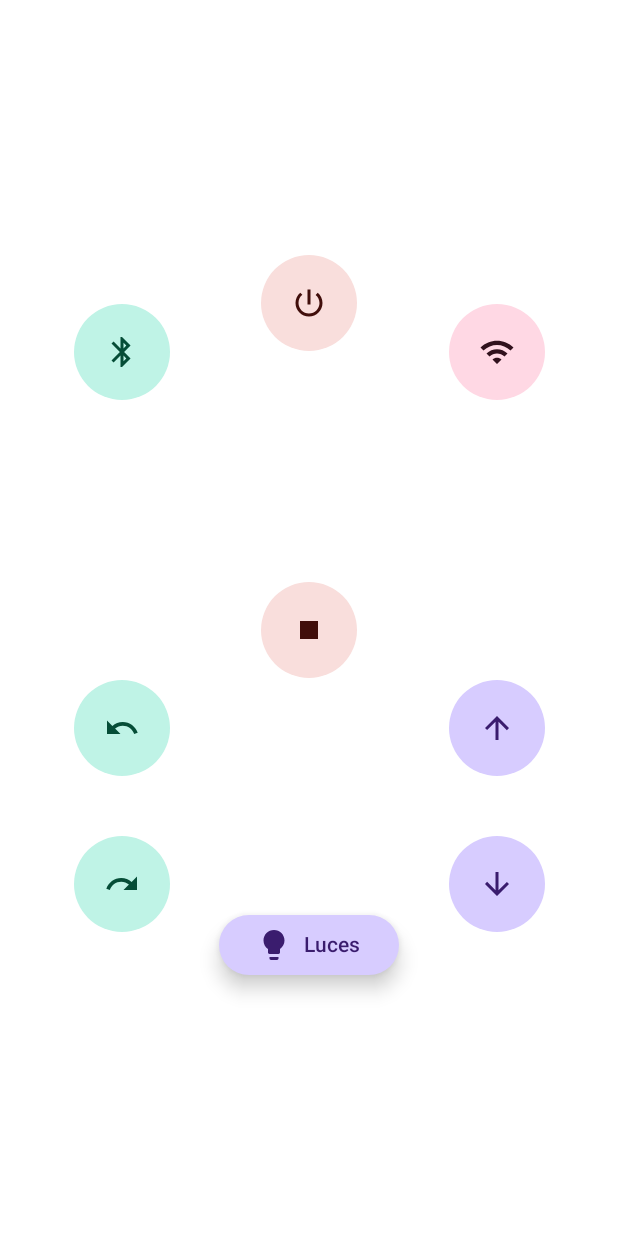
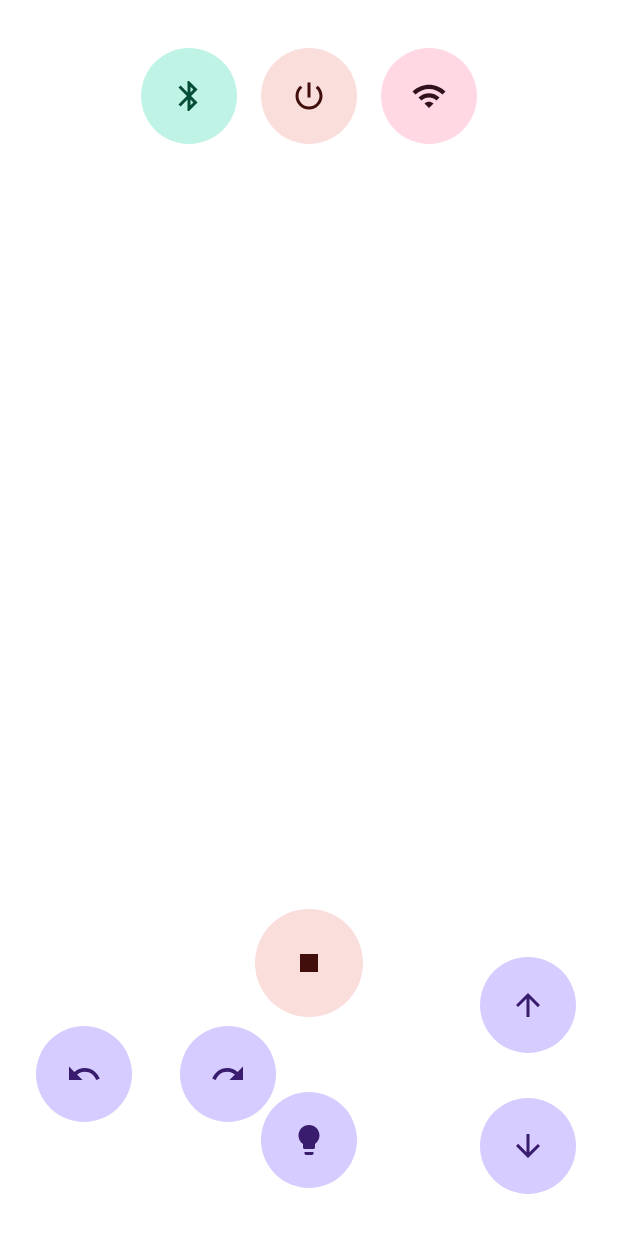
Before and after one commit to Ismael-droid-01/control_remoto, an Android app built with Jetpack Compose: the @Preview function RemoteControlUIPreview, on a phone screen of 412 x 824 dp. Shown: the top 1233 px of the screen. Run offline under Robolectric (Android 15) with nearby library versions, the phone set to English and light mode, and no system bars.

Commit message:
Rediseno del control especificamente para orientacion horizontal

```diff
--- a/app/src/main/AndroidManifest.xml
+++ b/app/src/main/AndroidManifest.xml
@@ -27,7 +27,9 @@
         <activity
             android:name=".MainActivity"
             android:exported="true"
-            android:theme="@style/Theme.Control_remoto">
+            android:theme="@style/Theme.Control_remoto"
+            android:screenOrientation="landscape"
+            android:configChanges="orientation|screenSize">
             <intent-filter>
                 <action android:name="android.intent.action.MAIN" />
 
--- a/app/src/main/java/com/example/control_remoto/ui/RemoteControlUI.kt
+++ b/app/src/main/java/com/example/control_remoto/ui/RemoteControlUI.kt
@@ -1,12 +1,11 @@
 package com.example.control_remoto.ui
 
 import com.example.control_remoto.MainActivity
+import android.widget.Toast
 import androidx.compose.foundation.background
 import androidx.compose.foundation.layout.*
 import androidx.compose.foundation.shape.CircleShape
 import androidx.compose.material.icons.Icons
-import androidx.compose.material.icons.automirrored.filled.KeyboardArrowLeft
-import androidx.compose.material.icons.automirrored.filled.KeyboardArrowRight
 import androidx.compose.material.icons.filled.*
 import androidx.compose.material3.*
 import androidx.compose.runtime.Composable
@@ -19,26 +18,19 @@ import androidx.compose.ui.unit.dp
 fun RemoteControlUI(modifier: Modifier = Modifier) {
     val context = LocalContext.current
     val bleServer = (context as? MainActivity)?.bleServer
-    val buttonElevation = ButtonDefaults.buttonElevation(defaultElevation = 8.dp)
 
     fun showMessage(message: String) {
-        android.widget.Toast.makeText(
-            context,
-            "Acción: $message",
-            android.widget.Toast.LENGTH_SHORT
-        ).show()
+        Toast.makeText(context, "Acción: $message", Toast.LENGTH_SHORT).show()
     }
 
+    Box(modifier = modifier.fillMaxSize().padding(16.dp).padding(WindowInsets.navigationBars.asPaddingValues())) {
+
+        // 🔼 Top Row
         Row(
-        modifier = modifier.fillMaxSize().padding(16.dp),
-        horizontalArrangement = Arrangement.SpaceEvenly,
-        verticalAlignment = Alignment.CenterVertically
-    ) {
-        // Columna izquierda (Bluetooth, GiroIzq/GiroDer)
-        Column(
-            horizontalAlignment = Alignment.CenterHorizontally,
-            verticalArrangement = Arrangement.SpaceEvenly,
-            modifier = Modifier.fillMaxHeight()
+            modifier = Modifier
+                .align(Alignment.TopCenter)
+                .padding(16.dp),
+            horizontalArrangement = Arrangement.spacedBy(16.dp)
         ) {
             IconButton(
                 onClick = {
@@ -50,37 +42,6 @@ fun RemoteControlUI(modifier: Modifier = Modifier) {
                 Icon(Icons.Filled.Bluetooth, contentDescription = "Bluetooth", tint = MaterialTheme.colorScheme.onSecondaryContainer)
             }
 
-            Column(
-                verticalArrangement = Arrangement.spacedBy(40.dp),
-                horizontalAlignment = Alignment.CenterHorizontally
-            ) {
-                IconButton(
-                    onClick = {
-                        showMessage("GiroIzq")
-                        bleServer?.sendText("GiroIzq")
-                    },
-                    modifier = Modifier.background(MaterialTheme.colorScheme.secondaryContainer, CircleShape).size(64.dp)
-                ) {
-                    Icon(Icons.Filled.Undo, contentDescription = "GiroIzq", tint = MaterialTheme.colorScheme.onSecondaryContainer)
-                }
-                IconButton(
-                    onClick = {
-                        showMessage("GiroDer")
-                        bleServer?.sendText("GiroDer")
-                    },
-                    modifier = Modifier.background(MaterialTheme.colorScheme.secondaryContainer, CircleShape).size(64.dp)
-                ) {
-                    Icon(Icons.Filled.Redo, contentDescription = "GiroDer", tint = MaterialTheme.colorScheme.onSecondaryContainer)
-                }
-            }
-        }
-
-        // Columna centro (Power, Stop, Luces)
-        Column(
-            horizontalAlignment = Alignment.CenterHorizontally,
-            verticalArrangement = Arrangement.SpaceEvenly,
-            modifier = Modifier.fillMaxHeight()
-        ) {
             IconButton(
                 onClick = {
                     showMessage("Power")
@@ -93,39 +54,6 @@ fun RemoteControlUI(modifier: Modifier = Modifier) {
 
             IconButton(
                 onClick = {
-                    showMessage("Stop")
-                    bleServer?.sendText("Stop")
-                },
-                modifier = Modifier.background(MaterialTheme.colorScheme.errorContainer, CircleShape).size(64.dp)
-            ) {
-                Icon(Icons.Filled.Stop, contentDescription = "Stop", tint = MaterialTheme.colorScheme.onErrorContainer)
-            }
-
-            FilledTonalButton(
-                onClick = {
-                    showMessage("Luces")
-                    bleServer?.sendText("Luces")
-                },
-                colors = ButtonDefaults.filledTonalButtonColors(
-                    containerColor = MaterialTheme.colorScheme.primaryContainer,
-                    contentColor = MaterialTheme.colorScheme.onPrimaryContainer
-                ),
-                elevation = buttonElevation,
-                modifier = Modifier.width(120.dp)
-            ) {
-                Icon(Icons.Filled.Lightbulb, contentDescription = "Luces", modifier = Modifier.padding(end = 8.dp))
-                Text("Luces")
-            }
-        }
-
-        // Columna derecha (WiFi, Arriba/Abajo)
-        Column(
-            horizontalAlignment = Alignment.CenterHorizontally,
-            verticalArrangement = Arrangement.SpaceEvenly,
-            modifier = Modifier.fillMaxHeight()
-        ) {
-            IconButton(
-                onClick = {
                     showMessage("WiFi")
                     bleServer?.sendText("WiFi")
                 },
@@ -133,9 +61,42 @@ fun RemoteControlUI(modifier: Modifier = Modifier) {
             ) {
                 Icon(Icons.Filled.Wifi, contentDescription = "WiFi", tint = MaterialTheme.colorScheme.onTertiaryContainer)
             }
+        }
 
+        // ⬅️➡️ Giro Izq y Der
+        Row(
+            modifier = Modifier
+                .align(Alignment.BottomStart)
+                .padding(start = 8.dp, bottom = 60.dp),
+            horizontalArrangement = Arrangement.spacedBy(32.dp)
+        ) {
+            IconButton(
+                onClick = {
+                    showMessage("GiroIzq")
+                    bleServer?.sendText("GiroIzq")
+                },
+                modifier = Modifier.background(MaterialTheme.colorScheme.primaryContainer, CircleShape).size(64.dp)
+            ) {
+                Icon(Icons.Filled.Undo, contentDescription = "GiroIzq", tint = MaterialTheme.colorScheme.onPrimaryContainer)
+            }
+
+            IconButton(
+                onClick = {
+                    showMessage("GiroDer")
+                    bleServer?.sendText("GiroDer")
+                },
+                modifier = Modifier.background(MaterialTheme.colorScheme.primaryContainer, CircleShape).size(64.dp)
+            ) {
+                Icon(Icons.Filled.Redo, contentDescription = "GiroDer", tint = MaterialTheme.colorScheme.onPrimaryContainer)
+            }
+        }
+
+        // 🔼🔽 Arriba y Abajo
         Column(
-                verticalArrangement = Arrangement.spacedBy(40.dp),
+            modifier = Modifier
+                .align(Alignment.BottomEnd)
+                .padding(12.dp),
+            verticalArrangement = Arrangement.spacedBy(30.dp),
             horizontalAlignment = Alignment.CenterHorizontally
         ) {
             IconButton(
@@ -147,6 +108,7 @@ fun RemoteControlUI(modifier: Modifier = Modifier) {
             ) {
                 Icon(Icons.Filled.ArrowUpward, contentDescription = "Arriba", tint = MaterialTheme.colorScheme.onPrimaryContainer)
             }
+
             IconButton(
                 onClick = {
                     showMessage("Abajo")
@@ -157,6 +119,35 @@ fun RemoteControlUI(modifier: Modifier = Modifier) {
                 Icon(Icons.Filled.ArrowDownward, contentDescription = "Abajo", tint = MaterialTheme.colorScheme.onPrimaryContainer)
             }
         }
+
+        // ⛔ Botón Stop (subido un poco)
+        IconButton(
+            onClick = {
+                showMessage("Stop")
+                bleServer?.sendText("Stop")
+            },
+            modifier = Modifier
+                .align(Alignment.BottomCenter)
+                .padding(bottom = 130.dp)
+                .background(MaterialTheme.colorScheme.errorContainer, CircleShape)
+                .size(72.dp)
+        ) {
+            Icon(Icons.Filled.Stop, contentDescription = "Stop", tint = MaterialTheme.colorScheme.onErrorContainer)
+        }
+
+        // 💡 Botón Luces (debajo del Stop)
+        IconButton(
+            onClick = {
+                showMessage("Luces")
+                bleServer?.sendText("Luces")
+            },
+            modifier = Modifier
+                .align(Alignment.BottomCenter)
+                .padding(bottom = 16.dp)
+                .background(MaterialTheme.colorScheme.primaryContainer, CircleShape)
+                .size(64.dp)
+        ) {
+            Icon(Icons.Filled.Lightbulb, contentDescription = "Luces", tint = MaterialTheme.colorScheme.onPrimaryContainer)
         }
     }
 }
```
Lines whose indentation alone changed are shown as unchanged.
